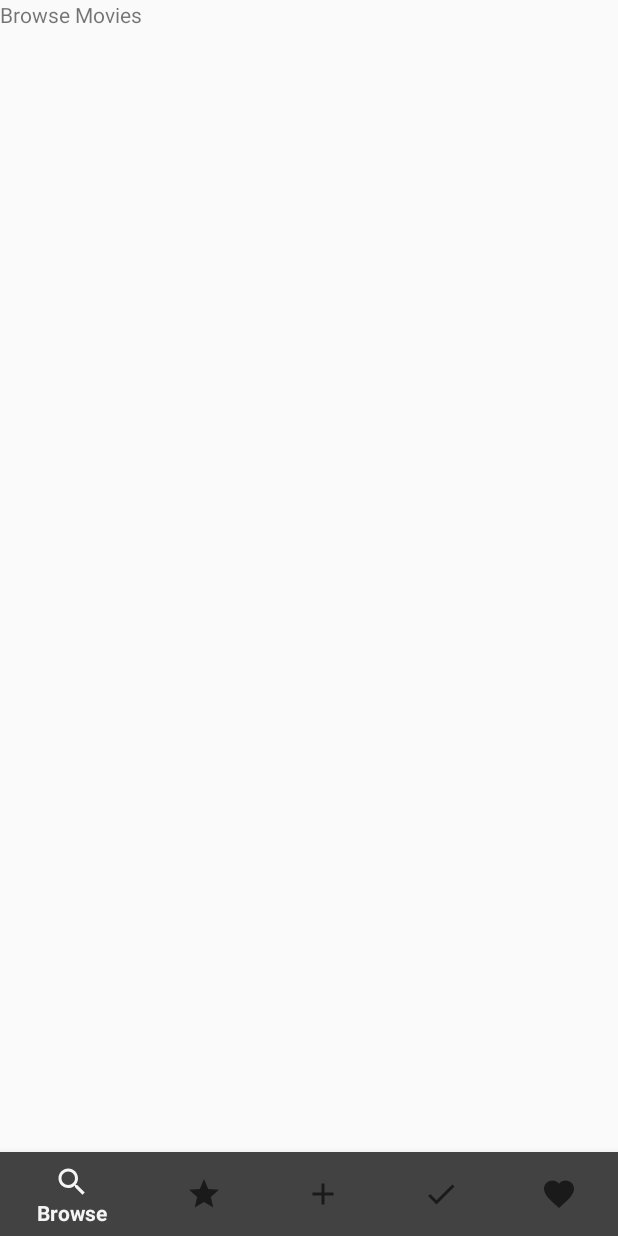
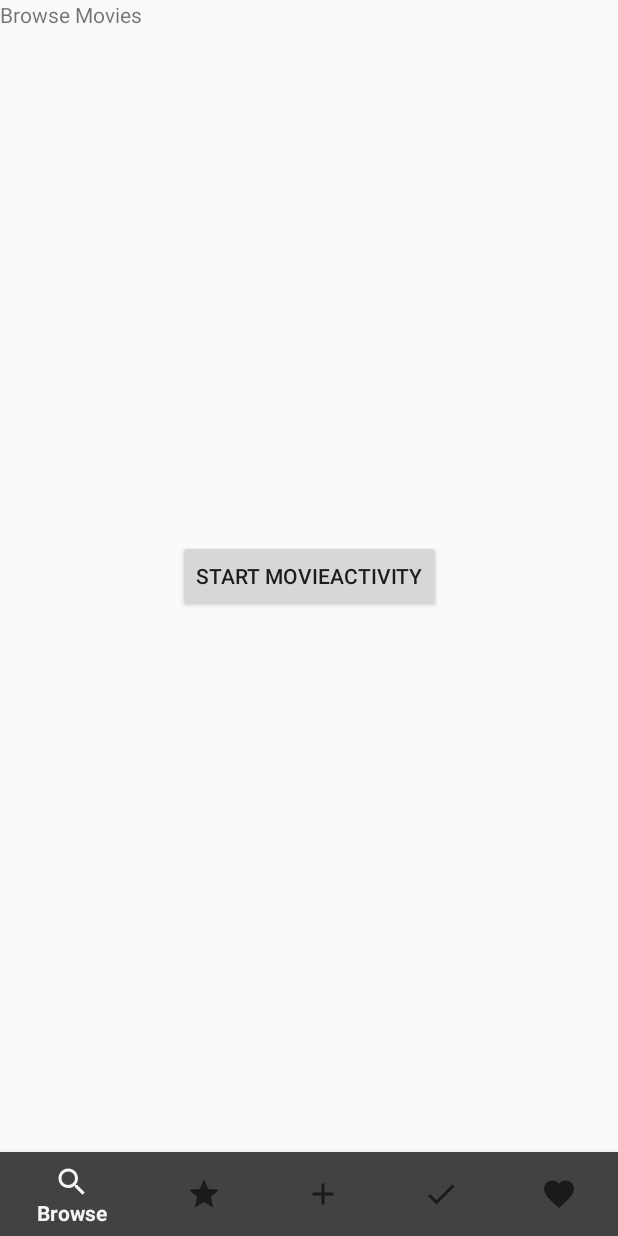
Before and after one commit to ALX99/Watchr, an Android app: the screen it shows after launch (MainActivity), on a phone screen of 412 x 824 dp. Run offline under Robolectric (Android 15) with nearby library versions, the light colour scheme and no system bars; our stand-ins replace navigation-ui.

Commit message:
Added button to this branch so progress can be viewed

```diff
--- a/app/src/main/java/ipren/watchr/view/MainActivity.java
+++ b/app/src/main/java/ipren/watchr/view/MainActivity.java
@@ -1,6 +1,9 @@
 package ipren.watchr.view;
 
+import android.content.Intent;
 import android.os.Bundle;
+import android.view.View;
+import android.widget.Button;
 
 import androidx.appcompat.app.AppCompatActivity;
 import androidx.navigation.NavController;
@@ -22,5 +25,16 @@ public class MainActivity extends AppCompatActivity {
         NavController navController = Navigation.findNavController(this, R.id.nav_host_fragment);
         BottomNavigationView bottomNav = findViewById(R.id.bottom_nav);
         NavigationUI.setupWithNavController(bottomNav, navController);
+
+
+        Button buttonOne = findViewById(R.id.button);
+        buttonOne.setOnClickListener(new View.OnClickListener() {
+            public void onClick(View v) {
+
+
+                Intent activity2Intent = new Intent(getApplicationContext(), MovieActivity.class);
+                startActivity(activity2Intent);
+            }
+        });
     }
 }
--- a/app/src/main/res/layout/activity_main.xml
+++ b/app/src/main/res/layout/activity_main.xml
@@ -32,4 +32,14 @@
         app:layout_constraintTop_toTopOf="parent"
         app:navGraph="@navigation/nav_graph" />
 
+    <Button
+        android:id="@+id/button"
+        android:layout_width="wrap_content"
+        android:layout_height="wrap_content"
+        android:text="start MovieActivity"
+        app:layout_constraintBottom_toBottomOf="@+id/nav_host_fragment"
+        app:layout_constraintEnd_toEndOf="@+id/nav_host_fragment"
+        app:layout_constraintStart_toStartOf="@+id/nav_host_fragment"
+        app:layout_constraintTop_toTopOf="@+id/nav_host_fragment" />
+
 </androidx.constraintlayout.widget.ConstraintLayout>
```
